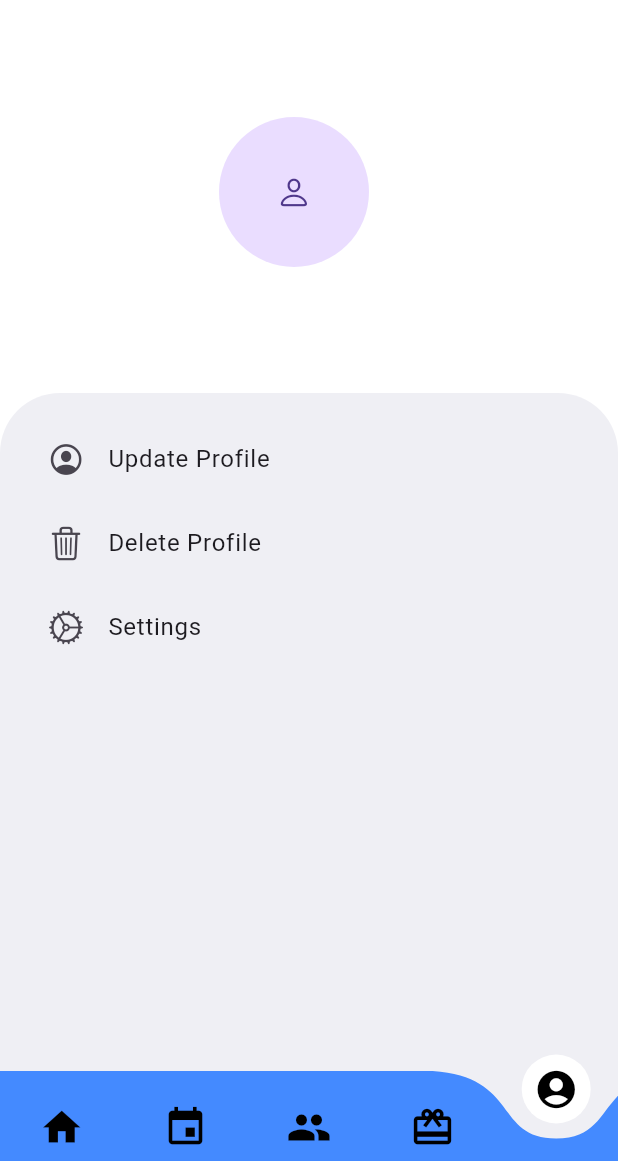
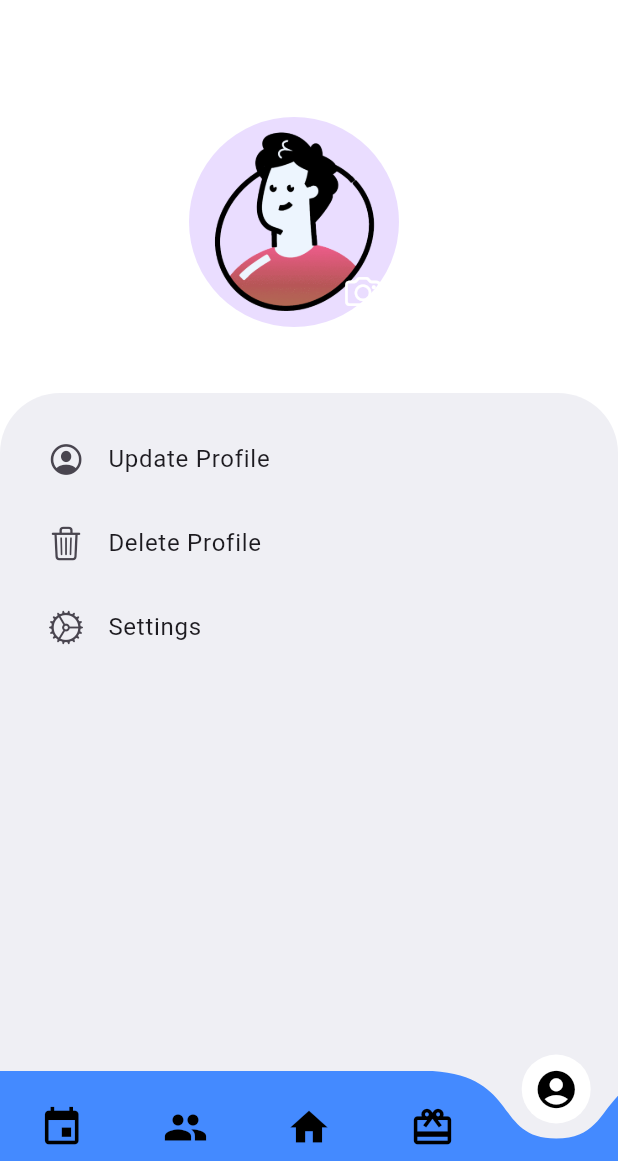
Before and after one commit to bibowskii/hediaty_sec, a Flutter app: the CustomNavBar screen opened directly, item 5 of the bottom bar chosen, on a phone screen of 412 x 824 dp, the part 75-1236 px from its top. Run offline on Flutter 3.47's test engine with Material 3 defaults, Android fonts, the phone set to English and light mode, and no system bars; drawn by our look-alikes of curved_navigation_bar; our stand-ins replace cloud_firestore, firebase_auth, firebase_core, flutter_svg, iconsax, image_picker and 1 more; accounts and stored records are empty.

Commit message:
what is left profile page logic sqlite images handling uuid

```diff
--- a/lib/screens/HomePage/widgets/friendCard.dart
+++ b/lib/screens/HomePage/widgets/friendCard.dart
@@ -15,6 +15,7 @@ class friendCard extends StatelessWidget {
         children: [
           const CircleAvatar(
             child: Icon(Iconsax.user),
+            radius: 40,
           ),
           Text(myUser.name!),
         ],
--- a/lib/screens/profile/profile_controller.dart
+++ b/lib/screens/profile/profile_controller.dart
@@ -0,0 +1,6 @@
+class ProfileController{
+
+
+
+
+}
--- a/lib/screens/profile/profile_screen.dart
+++ b/lib/screens/profile/profile_screen.dart
@@ -3,8 +3,10 @@ import 'package:flutter/material.dart';
 import 'package:hediaty_sec/models/data/users.dart';
 import 'package:hediaty_sec/models/domain/users_methods.dart';
 import 'package:hediaty_sec/providers/theme_provider.dart';
+import 'package:hediaty_sec/services/image_to_stringVV.dart';
 import 'package:hediaty_sec/services/user_manager.dart';
 import 'package:provider/provider.dart';
+import 'package:image_picker/image_picker.dart';
 
 class profileScreen extends StatefulWidget {
   profileScreen({super.key});
@@ -15,7 +17,9 @@ class profileScreen extends StatefulWidget {
 
 class _profileScreenState extends State<profileScreen> {
   User? userData;
-  bool isLoading = true;  // To handle loading state
+  bool isLoading = true;
+  var profileImage;
+
 
   @override
   void initState() {
@@ -29,6 +33,7 @@ class _profileScreenState extends State<profileScreen> {
       setState(() {
         userData = User.fromMap(user!);
         isLoading = false;
+        profileImage =ImageConverterr().stringToImage(userData!.imageURL!);
       });
     } catch (e) {
       setState(() {
@@ -38,13 +43,14 @@ class _profileScreenState extends State<profileScreen> {
     }
   }
 
-
   @override
   Widget build(BuildContext context) {
     return Scaffold(
-      backgroundColor: context.watch<theme>().dark ? Colors.black : Colors.white,
+      backgroundColor:
+          context.watch<theme>().dark ? Colors.black : Colors.white,
       appBar: AppBar(
-        backgroundColor: context.watch<theme>().dark ? Colors.black : Colors.white,
+        backgroundColor:
+            context.watch<theme>().dark ? Colors.black : Colors.white,
       ),
       body: isLoading
           ? Center(child: CircularProgressIndicator())
@@ -54,7 +60,9 @@ class _profileScreenState extends State<profileScreen> {
                   children: [
                     Container(
                       decoration: BoxDecoration(
-              color: context.watch<theme>().dark ? Colors.black : Colors.white,
+                        color: context.watch<theme>().dark
+                            ? Colors.black
+                            : Colors.white,
                         borderRadius: BorderRadius.circular(40.0),
                       ),
                       child: Column(
@@ -65,9 +73,33 @@ class _profileScreenState extends State<profileScreen> {
                               child: Row(
                                 mainAxisAlignment: MainAxisAlignment.center,
                                 children: [
+                                  Stack(
+                                    children: [
                                       CircleAvatar(
-                          child: Icon(CupertinoIcons.person),
-                          radius: 50,
+                                        /*child: userData?.imageURL == null?
+                                            Icon(CupertinoIcons.person):*/
+                                        backgroundImage:profileImage !=null? MemoryImage(profileImage!): AssetImage('lib/assets/icons/favicon.png'),
+                                        radius: 70,
+                                      ),
+                                      Positioned(
+                                        right: 0,
+                                        bottom: 0,
+                                        child: IconButton(
+                                          icon: Icon(CupertinoIcons.camera),
+                                          color: Colors.white,
+                                          onPressed: () async{
+                                             var selectedImage = await ImageConverterr().pickAndCompressImageToString();
+                                            setState((){
+
+                                              userData!.imageURL= selectedImage;
+                                              userMethods().editUser(userData!);
+                                              _fetchUserData();
+                                            });
+
+                                          },
+                                        ),
+                                      ),
+                                    ],
                                   ),
                                   SizedBox(
                                     width: 20,
@@ -75,7 +107,7 @@ class _profileScreenState extends State<profileScreen> {
                                   Column(
                                     children: [
                                       Text(
-                              userData!.name ?? 'No Name',  // Use fetched data
+                                        userData!.name ?? 'No Name',
                                         style: TextStyle(
                                           fontSize: 24,
                                           fontWeight: FontWeight.bold,
@@ -84,12 +116,12 @@ class _profileScreenState extends State<profileScreen> {
                                       SizedBox(
                                         height: 4,
                                       ),
-                            Text(userData!.email ?? 'No Email',  // Use fetched data
+                                      Text(userData!.email ?? 'No Email',
                                           style: TextStyle(fontSize: 18)),
                                       SizedBox(
                                         height: 4,
                                       ),
-                            Text(userData!.number ?? 'No Number',  // Use fetched data
+                                      Text(userData!.number ?? 'No Number',
                                           style: TextStyle(fontSize: 18)),
                                     ],
                                   ),
@@ -117,23 +149,20 @@ class _profileScreenState extends State<profileScreen> {
                           child: Column(
                             children: [
                               ListTile(
-                      leading: Icon(CupertinoIcons.person_crop_circle),
+                                leading:
+                                    Icon(CupertinoIcons.person_crop_circle),
                                 title: Text("Update Profile"),
-                      onTap: () {
-                      },
+                                onTap: () {},
                               ),
                               ListTile(
                                 leading: Icon(CupertinoIcons.delete),
                                 title: Text("Delete Profile"),
-                      onTap: () {
-
-                      },
+                                onTap: () {},
                               ),
                               ListTile(
                                 leading: Icon(CupertinoIcons.settings),
                                 title: Text("Settings"),
-                      onTap: () {
-                      },
+                                onTap: () {},
                               ),
                             ],
                           ),
--- a/lib/screens/signUP/sign_up_screen.dart
+++ b/lib/screens/signUP/sign_up_screen.dart
@@ -5,6 +5,7 @@ import 'package:hediaty_sec/providers/is_logged_in_provider.dart';
 import 'package:hediaty_sec/providers/theme_provider.dart';
 import 'package:hediaty_sec/services/auth_service.dart';
 import 'package:hediaty_sec/widgets/textField.dart';
+import 'package:hediaty_sec/wrapper/wrapper.dart';
 import 'package:iconsax/iconsax.dart';
 import 'package:provider/provider.dart';
 
@@ -175,7 +176,7 @@ class _signUpScreenState extends State<SignUpScreen> {
                               await userMethods().createUser(myUser);
                                 debugPrint('changing state');
                                 context.read<isLogged>().changeState();
-                                Navigator.pushReplacementNamed(context, '/home');
+                                Navigator.pushReplacement(context, MaterialPageRoute(builder: (context) => AuthWrapper()));
                                 debugPrint('state change');
                             }
 
--- a/lib/widgets/customNavBar.dart
+++ b/lib/widgets/customNavBar.dart
@@ -20,15 +20,15 @@ class CustomNavBar extends StatefulWidget {
 
 class _CustomNavBarState extends State<CustomNavBar> {
   // Initial selected index
-  int _selectedIndex = 0;
+  int _selectedIndex = 2;
 
   // List of screens
   final List<Widget> _screens = [
-    Homepage(),
     EventListScreen(),
     FriendsListScreen(),
+    Homepage(),
     PledgedGiftsScreen(),
-    profileScreen(), // Corrected here
+    profileScreen(),
   ];
 
   @override
@@ -74,9 +74,9 @@ class _CustomNavBarState extends State<CustomNavBar> {
         index: _selectedIndex,
         height: 60.0,
         items: <Widget>[
-          Icon(Icons.home, size: 30, color: Colors.black),
           Icon(Icons.event, size: 30, color: Colors.black),
           Icon(Icons.people, size: 30, color: Colors.black),
+          Icon(Icons.home, size: 30, color: Colors.black),
           Icon(Icons.card_giftcard, size: 30, color: Colors.black),
           Icon(Icons.account_circle, size: 30, color: Colors.black),
         ],
--- a/lib/wrapper/wrapper.dart
+++ b/lib/wrapper/wrapper.dart
@@ -12,7 +12,6 @@ class AuthWrapper extends StatelessWidget {
   @override
   Widget build(BuildContext context) {
     return Scaffold(
-      //body: SignUpScreen(),
        body: context.watch<isLogged>().isLoggedIn ? CustomNavBar() :  loginPage(),
     );
   }
--- a/pubspec.yaml
+++ b/pubspec.yaml
@@ -46,6 +46,8 @@ dependencies:
   shared_preferences: ^2.3.3
   cloud_firestore: ^5.5.0
   table_calendar: ^3.1.2
+  image_picker: ^1.1.2
+  flutter_image_converter: ^0.4.1
   #flutter_secure_storage: ^4.2.1
 
 
```
Also changed, not shown: lib/services/image_to_stringVV.dart (+48 -12 lines), pubspec.lock. Lines whose indentation alone changed are shown as unchanged.
